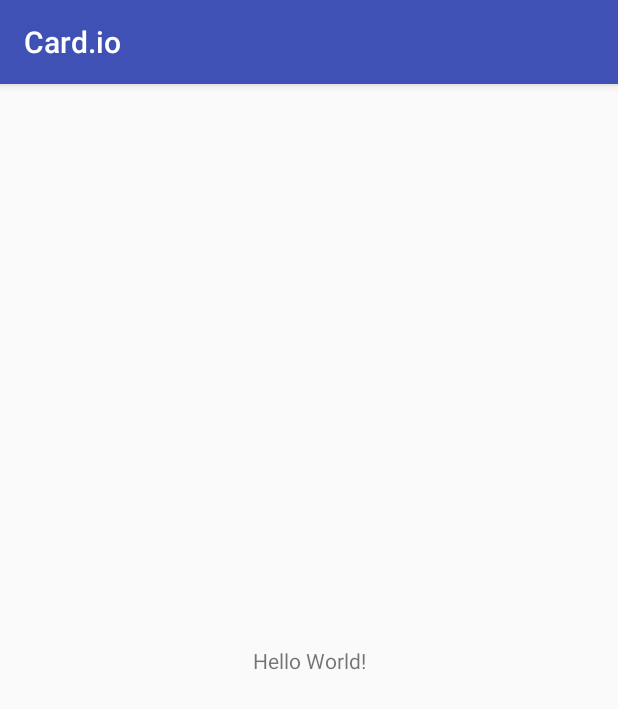
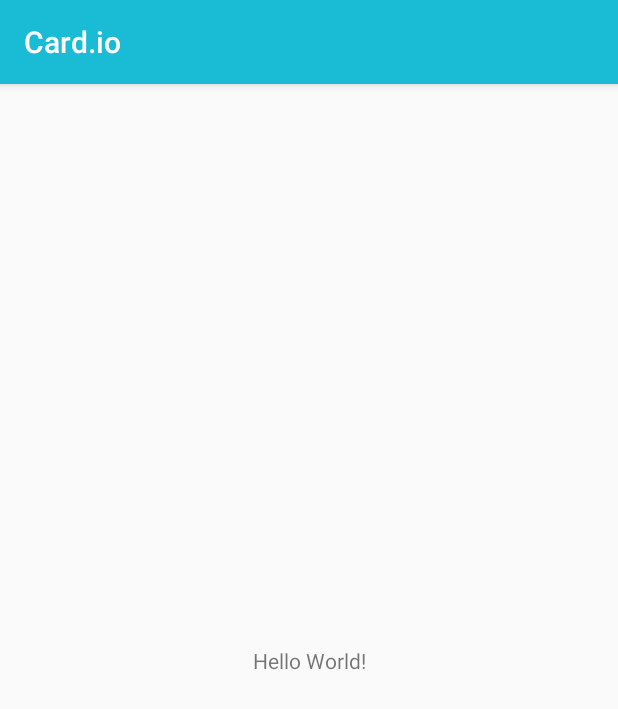
Before and after one commit to GCAS-UFF/CARD.IO, an Android app: the screen it shows after launch (MainActivity), on a phone screen of 412 x 824 dp. Shown: the top 709 px of the screen. Run offline under Robolectric (Android 15) with nearby library versions, the phone set to English and light mode, and no system bars.

Commit message:
Icones e cores definidos

```diff
--- a/app/src/main/res/values/colors.xml
+++ b/app/src/main/res/values/colors.xml
@@ -1,6 +1,17 @@
 <?xml version="1.0" encoding="utf-8"?>
 <resources>
-    <color name="colorPrimary">#3F51B5</color>
-    <color name="colorPrimaryDark">#303F9F</color>
-    <color name="colorAccent">#FF4081</color>
+    <color name="colorPrimary">@color/azul_esverdeado</color>
+    <color name="colorPrimaryDark">@color/azul_fundo</color>
+    <color name="colorAccent">@color/azul_selecao</color>
+
+    <color name="azul_esverdeado">#19bbd5</color>
+    <color name="azul_fundo">#0e293c</color>
+    <color name="azul_detalhe">#184769</color>
+    <color name="azul_balao">#3292e1</color>
+
+    <color name="azul_selecao">#a3e3ee</color>
+
+    <!--DEGRADE-->
+    <color name="degrade_escuro">#29a3dd</color>
+    <color name="degrade_claro">#08d6cb</color>
 </resources>
```
Also changed, not shown: app/src/main/res/drawable/ico_consultas.png (added), app/src/main/res/drawable/ico_corpo.png (added), app/src/main/res/drawable/ico_halter.png (added), app/src/main/res/drawable/ico_medicamentos.png (added), app/src/main/res/drawable/ico_sinaisBiologicos.png (added), app/src/main/res/drawable/ico_talheres.png (added).
